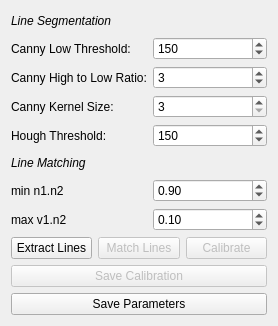
Above: gui/config/CCalibFromLinesConfig.ui from MRPT/autocalib-sensor-extrinsics before the change. Below: the same form after it.
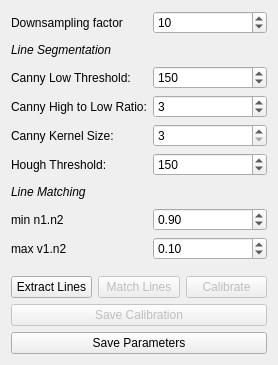
That is the form after the change.

What changed in the file:
```diff
--- a/gui/config/CCalibFromLinesConfig.ui
+++ b/gui/config/CCalibFromLinesConfig.ui
@@ -7,7 +7,7 @@
     <x>0</x>
     <y>0</y>
     <width>278</width>
-    <height>319</height>
+    <height>365</height>
    </rect>
   </property>
   <property name="windowTitle">
@@ -16,7 +16,7 @@
   <layout class="QVBoxLayout" name="verticalLayout">
    <item>
     <layout class="QFormLayout" name="formLayout">
-     <item row="0" column="0">
+     <item row="1" column="0">
       <widget class="QLabel" name="segment_label">
        <property name="text">
         <string>&lt;html&gt;&lt;head/&gt;&lt;body&gt;&lt;p&gt;&lt;span style=&quot; font-style:italic;&quot;&gt;Line Segmentation&lt;/span&gt;&lt;/p&gt;&lt;/body&gt;&lt;/html&gt;</string>
@@ -26,7 +26,7 @@
        </property>
       </widget>
      </item>
-     <item row="0" column="1">
+     <item row="1" column="1">
       <spacer name="label_spacer">
        <property name="orientation">
         <enum>Qt::Horizontal</enum>
@@ -39,14 +39,14 @@
        </property>
       </spacer>
      </item>
-     <item row="1" column="0">
+     <item row="2" column="0">
       <widget class="QLabel" name="clow_threshold_label">
        <property name="text">
         <string>Canny Low Threshold:</string>
        </property>
       </widget>
      </item>
-     <item row="1" column="1">
+     <item row="2" column="1">
       <widget class="QSpinBox" name="clow_threshold_sbox">
        <property name="minimum">
         <number>0</number>
@@ -62,14 +62,14 @@
        </property>
       </widget>
      </item>
-     <item row="2" column="0">
+     <item row="3" column="0">
       <widget class="QLabel" name="chighlowratio_label">
        <property name="text">
         <string>Canny High to Low Ratio:</string>
        </property>
       </widget>
      </item>
-     <item row="2" column="1">
+     <item row="3" column="1">
       <widget class="QSpinBox" name="chightolow_ratio_sbox">
        <property name="minimum">
         <number>2</number>
@@ -82,14 +82,14 @@
        </property>
       </widget>
      </item>
-     <item row="3" column="0">
+     <item row="4" column="0">
       <widget class="QLabel" name="ckernel_size_label">
        <property name="text">
         <string>Canny Kernel Size:</string>
        </property>
       </widget>
      </item>
-     <item row="3" column="1">
+     <item row="4" column="1">
       <widget class="QSpinBox" name="ckernel_size_sbox">
        <property name="minimum">
         <number>3</number>
@@ -105,14 +105,14 @@
        </property>
       </widget>
      </item>
-     <item row="4" column="0">
+     <item row="5" column="0">
       <widget class="QLabel" name="hthreshold_label">
        <property name="text">
         <string>Hough Threshold:</string>
        </property>
       </widget>
      </item>
-     <item row="4" column="1">
+     <item row="5" column="1">
       <widget class="QSpinBox" name="hthreshold_sbox">
        <property name="maximum">
         <number>500</number>
@@ -125,14 +125,14 @@
        </property>
       </widget>
      </item>
-     <item row="5" column="0">
+     <item row="6" column="0">
       <widget class="QLabel" name="line_matching_label">
        <property name="text">
         <string>&lt;html&gt;&lt;head/&gt;&lt;body&gt;&lt;p&gt;&lt;span style=&quot; font-style:italic;&quot;&gt;Line Matching&lt;/span&gt;&lt;/p&gt;&lt;/body&gt;&lt;/html&gt;</string>
        </property>
       </widget>
      </item>
-     <item row="5" column="1">
+     <item row="6" column="1">
       <spacer name="horizontalSpacer">
        <property name="orientation">
         <enum>Qt::Horizontal</enum>
@@ -145,14 +145,14 @@
        </property>
       </spacer>
      </item>
-     <item row="6" column="0">
+     <item row="7" column="0">
       <widget class="QLabel" name="min_normals_dot_prod_label">
        <property name="text">
         <string>min n1.n2</string>
        </property>
       </widget>
      </item>
-     <item row="6" column="1">
+     <item row="7" column="1">
       <widget class="QDoubleSpinBox" name="min_normals_dot_prod_sbox">
        <property name="maximum">
         <double>1.000000000000000</double>
@@ -165,14 +165,14 @@
        </property>
       </widget>
      </item>
-     <item row="7" column="0">
+     <item row="8" column="0">
       <widget class="QLabel" name="max_line_normal_dot_prod_label">
        <property name="text">
         <string>max v1.n2</string>
        </property>
       </widget>
      </item>
-     <item row="7" column="1">
+     <item row="8" column="1">
       <widget class="QDoubleSpinBox" name="max_line_normal_dot_prod_sbox">
        <property name="maximum">
         <double>1.000000000000000</double>
@@ -182,6 +182,23 @@
        </property>
       </widget>
      </item>
+     <item row="0" column="0">
+      <widget class="QLabel" name="downsample_factor_label">
+       <property name="text">
+        <string>Downsampling factor</string>
+       </property>
+      </widget>
+     </item>
+     <item row="0" column="1">
+      <widget class="QSpinBox" name="downsample_factor_sbox">
+       <property name="minimum">
+        <number>1</number>
+       </property>
+       <property name="value">
+        <number>10</number>
+       </property>
+      </widget>
+     </item>
     </layout>
    </item>
    <item>
```
